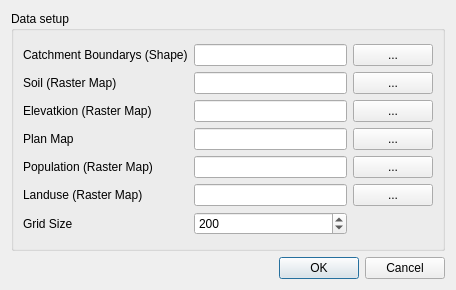
Before: the Qt Designer form src/p8baseline_gui.ui in iut-ibk/P8Modules, drawn with Qt 5.
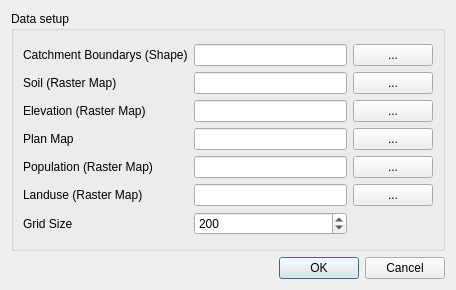
After: the same form once the commit is applied.

Patch:
```diff
--- a/src/p8baseline_gui.ui
+++ b/src/p8baseline_gui.ui
@@ -136,7 +136,7 @@
           <item row="2" column="0">
            <widget class="QLabel" name="label_3">
             <property name="text">
-             <string>Elevatkion (Raster Map)</string>
+             <string>Elevation (Raster Map)</string>
             </property>
            </widget>
           </item>
```
